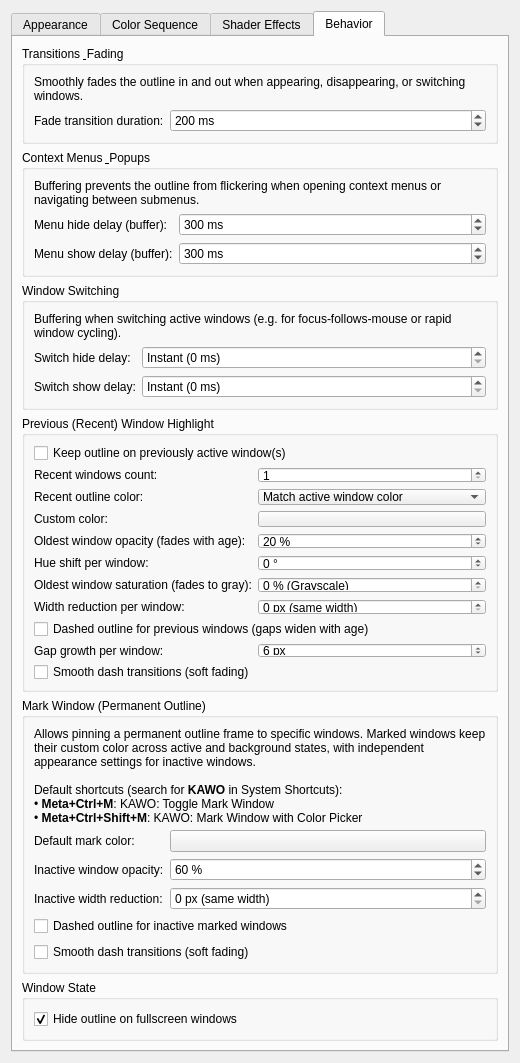
Old version of the form activewindowoutline_config.ui in the repository gmalinowski/LeapK.
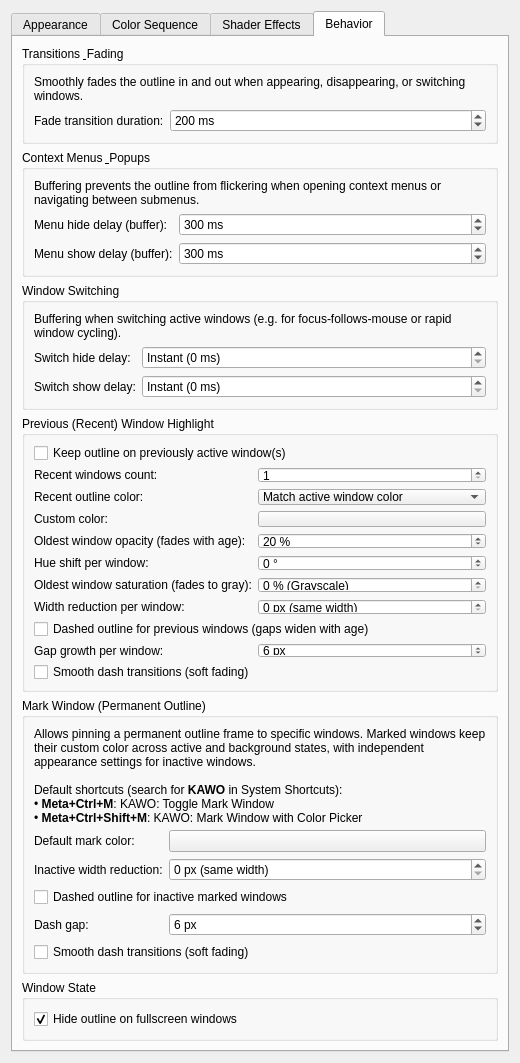
New version of the form. The open tabs and pages were chosen to show the change. Custom widgets are drawn as their Qt base class.

Commit message: feat(mark): enable alpha channel in color pickers, remove opacity slider, and add dash gap setting

```diff
--- a/activewindowoutline_config.ui
+++ b/activewindowoutline_config.ui
@@ -1705,38 +1705,6 @@
            </widget>
           </item>
           <item row="2" column="0">
-           <widget class="QLabel" name="label_markInactiveOpacity">
-            <property name="text">
-             <string>Inactive window opacity:</string>
-            </property>
-            <property name="toolTip">
-             <string>Outline opacity of marked windows when they are inactive or unfocused in the background (default: 60%).</string>
-            </property>
-           </widget>
-          </item>
-          <item row="2" column="1">
-           <widget class="QSpinBox" name="kcfg_MarkInactiveOpacity">
-            <property name="toolTip">
-             <string>Outline opacity of marked windows when they are inactive or unfocused in the background (default: 60%).</string>
-            </property>
-            <property name="minimum">
-             <number>5</number>
-            </property>
-            <property name="maximum">
-             <number>100</number>
-            </property>
-            <property name="singleStep">
-             <number>5</number>
-            </property>
-            <property name="value">
-             <number>60</number>
-            </property>
-            <property name="suffix">
-             <string> %</string>
-            </property>
-           </widget>
-          </item>
-          <item row="3" column="0">
            <widget class="QLabel" name="label_markInactiveWidthReduction">
             <property name="text">
              <string>Inactive width reduction:</string>
@@ -1746,7 +1714,7 @@
             </property>
            </widget>
           </item>
-          <item row="3" column="1">
+          <item row="2" column="1">
            <widget class="QSpinBox" name="kcfg_MarkInactiveWidthReduction">
             <property name="toolTip">
              <string>Reduces the outline border thickness for inactive marked windows by this amount in pixels (default: 0 px / same width). Clamped to a minimum of 1 px.</string>
@@ -1771,7 +1739,7 @@
             </property>
            </widget>
           </item>
-          <item row="4" column="0" colspan="2">
+          <item row="3" column="0" colspan="2">
            <widget class="QCheckBox" name="kcfg_MarkInactiveDashed">
             <property name="text">
              <string>Dashed outline for inactive marked windows</string>
@@ -1781,6 +1749,38 @@
             </property>
            </widget>
           </item>
+          <item row="4" column="0">
+           <widget class="QLabel" name="label_markInactiveDashGap">
+            <property name="text">
+             <string>Dash gap:</string>
+            </property>
+            <property name="toolTip">
+             <string>Spacing / gap between dashes in pixels for inactive marked window outlines (default: 6 px).</string>
+            </property>
+           </widget>
+          </item>
+          <item row="4" column="1">
+           <widget class="QSpinBox" name="kcfg_MarkInactiveDashGap">
+            <property name="toolTip">
+             <string>Spacing / gap between dashes in pixels for inactive marked window outlines (default: 6 px).</string>
+            </property>
+            <property name="minimum">
+             <number>1</number>
+            </property>
+            <property name="maximum">
+             <number>40</number>
+            </property>
+            <property name="singleStep">
+             <number>1</number>
+            </property>
+            <property name="value">
+             <number>6</number>
+            </property>
+            <property name="suffix">
+             <string> px</string>
+            </property>
+           </widget>
+          </item>
           <item row="5" column="0" colspan="2">
            <widget class="QCheckBox" name="kcfg_MarkInactiveDashSmooth">
             <property name="text">
```
Left out of the diff: 3 changed lines with no effect on the pictures. The commit also changes 12 other files.
